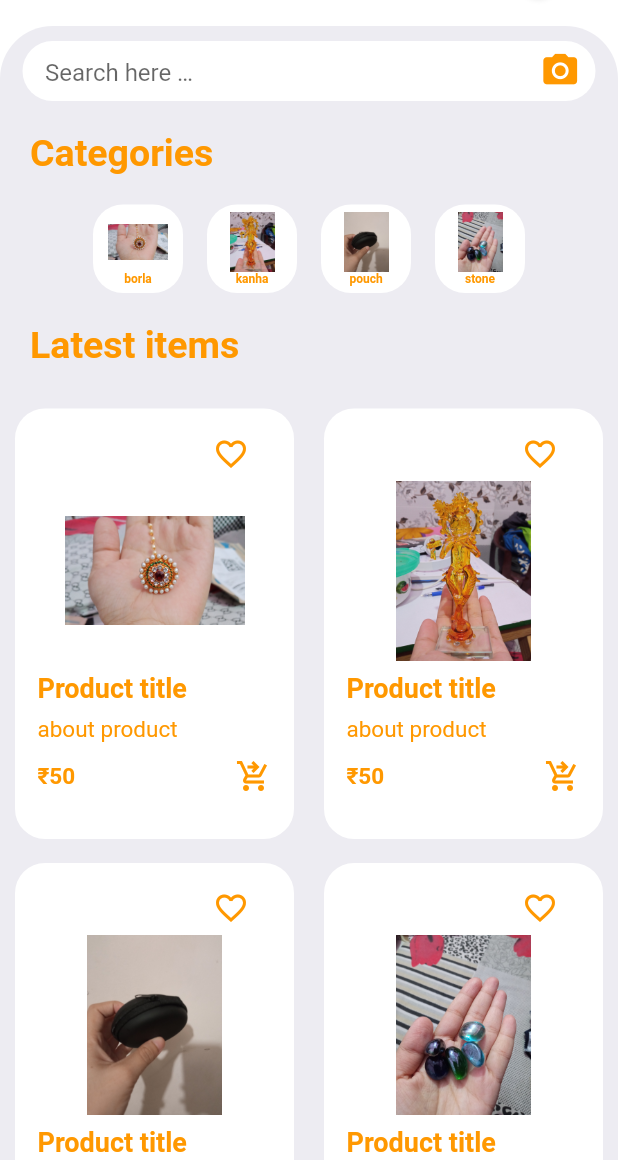
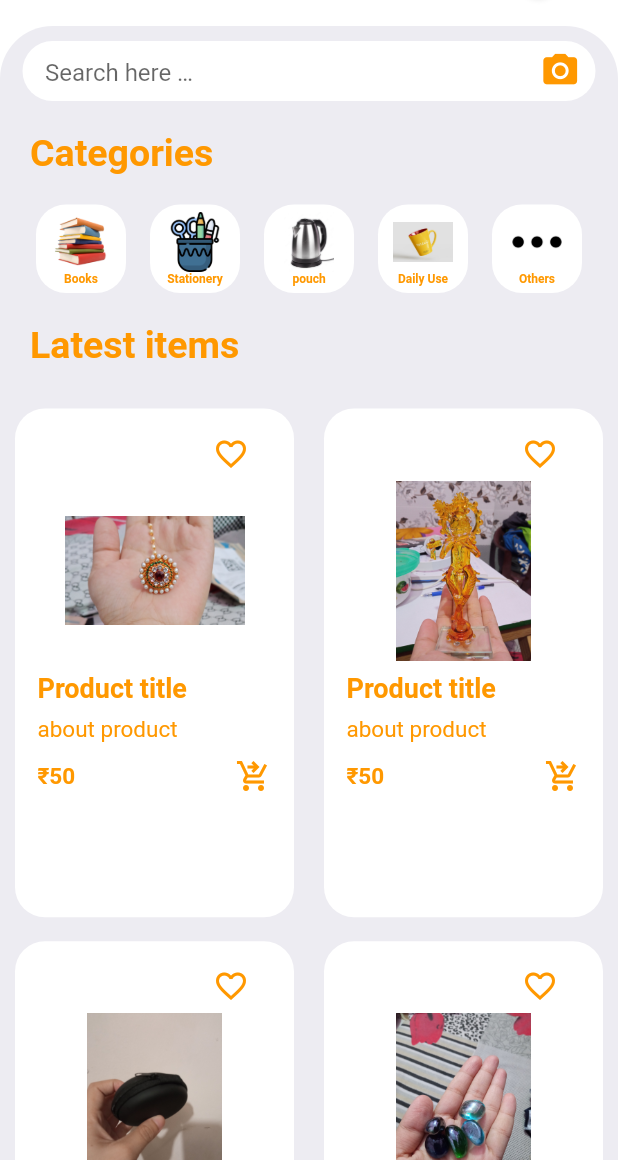
Before and after one commit to KParidhi/shop, a Flutter app: the HomeBody screen opened directly, on a phone screen of 412 x 824 dp, the part 76-1236 px from its top. Run offline on Flutter 3.47's test engine with Material 2 defaults, Android fonts, the phone set to English and light mode, and no system bars; drawn by our look-alikes of badges; our stand-ins replace cached_network_image, camera, cloud_firestore, curved_navigation_bar, firebase_auth, firebase_core and 4 more; missing offline and left inert: clippy_flutter, dart:js; accounts and stored records are empty.

Commit message:
did some changes in category widget and display items, fixed overflow error

```diff
--- a/lib/main.dart
+++ b/lib/main.dart
@@ -9,6 +9,8 @@ import 'package:home/pages/ItemPage.dart';
 import 'package:home/pages/SignUpPage.dart';
 import 'package:firebase_auth/firebase_auth.dart' as firebase_auth;
 import 'package:home/widgets/CartItemSamples.dart';
+
+import 'pages/display_item.dart';
 
 
 Future<void> main() async {
@@ -46,6 +48,7 @@ theme: ThemeData(
   '/':(context)=>SignUpPage(),
   "cartPage":(context)=>CartPage(),
   "itemPage":(context)=>ItemPage(),
+   "displayItems" : (context)=>DisplayItems(),
 },
 
         );
--- a/lib/pages/ItemForm.dart
+++ b/lib/pages/ItemForm.dart
@@ -33,7 +33,7 @@ class page extends State<ItemForm> {
 
  //String selectedValue= "";//Selected value for dropdown(for choosing category)
 // List<String> categories =<String>['Option 1', 'Option 2', 'Option 3', 'Option 4'];
-  String dropdownValue = 'Dog';
+  String dropdownValue = 'Books';
 
   @override
   Widget build(BuildContext context) {
@@ -118,7 +118,7 @@ class page extends State<ItemForm> {
                   borderRadius: BorderRadius.circular(20),
                   //border: Border.all(color: Colors.redAccent),
                 // Step 4.
-                items: <String>['Dog', 'Books', 'Staionary', 'Daily Use','others...']
+                items: <String>[ 'Books', 'Stationary','Electronics', 'Daily Use','others...']
                     .map<DropdownMenuItem<String>>((String value) {
                   return DropdownMenuItem<String>(
                     value: value,
--- a/lib/widgets/CategoriesWidget.dart
+++ b/lib/widgets/CategoriesWidget.dart
@@ -15,18 +15,24 @@ class CategoriesWidget extends StatelessWidget{
           decoration:BoxDecoration(
             color: Colors.white,
             borderRadius: BorderRadius.circular(20),),
+
             child:
 
             Column(
+
               children:[
-                    Image.asset("images/1.jpg",width:40,height: 40,),
-                    Text("borla",style:TextStyle(
+                InkWell(
+                onTap: (){
+                  Navigator.pushNamed(context, "displayItems");
+                  },
+       child:  Image.asset("images/book.jpg",width:40,height: 40,),),
+                    Text("Books",style:TextStyle(
                       fontWeight: FontWeight.bold,
                       fontSize: 8,
                       color: Colors.orange,
                     )),
-                  ],
-            ),),
+                  ],)
+            ),
       Container(
         margin:EdgeInsets.symmetric(horizontal: 8.0),
         padding:EdgeInsets.symmetric(vertical: 5,horizontal:10),
@@ -37,8 +43,12 @@ class CategoriesWidget extends StatelessWidget{
 
         Column(
           children:[
-            Image.asset("images/2.jpg",width:40,height: 40,),
-            Text("kanha",style:TextStyle(
+            InkWell(
+              onTap: (){
+                Navigator.pushNamed(context, "displayItems");
+                },
+         child:   Image.asset("images/stationery.png",width:40,height: 40,),),
+            Text("Stationery",style:TextStyle(
               fontWeight: FontWeight.bold,
               fontSize: 8,
               color: Colors.orange,
@@ -55,7 +65,11 @@ class CategoriesWidget extends StatelessWidget{
 
         Column(
           children:[
-            Image.asset("images/3.jpg",width:40,height: 40,),
+  InkWell(
+  onTap: (){
+  Navigator.pushNamed(context, "displayItems");
+  },
+         child:   Image.asset("images/elec.jpg",width:40,height: 40,),),
             Text("pouch",style:TextStyle(
               fontWeight: FontWeight.bold,
               fontSize: 8,
@@ -73,18 +87,50 @@ class CategoriesWidget extends StatelessWidget{
 
         Column(
           children:[
-            Image.asset("images/4.jpg",width:40,height: 40,),
-            Text("stone",style:TextStyle(
+              InkWell(
+                onTap: (){
+                  Navigator.pushNamed(context, "displayItems");
+                  },
+          child:  Image.asset("images/daily.jpg",width:40,height: 40,),),
+            Text("Daily Use",style:TextStyle(
               fontWeight: FontWeight.bold,
               fontSize: 8,
               color: Colors.orange,
             )),
           ],
-        ),),
+        ),
+
+
+    ),
+  Container(
+    margin:EdgeInsets.symmetric(horizontal: 8.0),
+    padding:EdgeInsets.symmetric(vertical: 5,horizontal:10),
+    decoration:BoxDecoration(
+    color: Colors.white,
+    borderRadius: BorderRadius.circular(20),),
+    child:
+
+    Column(
+    children:[
+    InkWell(
+    onTap: (){
+    Navigator.pushNamed(context, "displayItems");
+    },
+    child:  Image.asset("images/other.png",width:40,height: 40,),),
+    Text("Others",style:TextStyle(
+  fontWeight: FontWeight.bold,
+  fontSize: 8,
+  color: Colors.orange,
+  )),
+  ],
+  ),
+
+  ),],),)
+  ;
 
 
 
-    ],),);
+
 
   }
 }
--- a/lib/widgets/ItemAppBar.dart
+++ b/lib/widgets/ItemAppBar.dart
@@ -1,4 +1,5 @@
 import 'package:flutter/material.dart';
+
 class ItemAppBar extends StatelessWidget{
   @override
   Widget build(BuildContext context){
--- a/lib/widgets/ItemsWidget.dart
+++ b/lib/widgets/ItemsWidget.dart
@@ -4,11 +4,12 @@ class ItemsWidget extends StatelessWidget{
   @override
   Widget build(BuildContext context){
     return GridView.count(
-      childAspectRatio:0.68 ,
+      childAspectRatio:0.58 ,
       //disables the scroll functionality of grid view
       //and it scroll with list view of home page
       physics: NeverScrollableScrollPhysics(),
       crossAxisCount: 2,
+
       shrinkWrap: true,
       children: [
         for(int i=1;i<5;i++)
```
Also changed, not shown: lib/pages/display_item.dart (+80 -3 lines), images/book.jpg (added), images/daily.jpg (added), images/elec.jpg (added), images/other.png (added), images/stationery.png (added).
